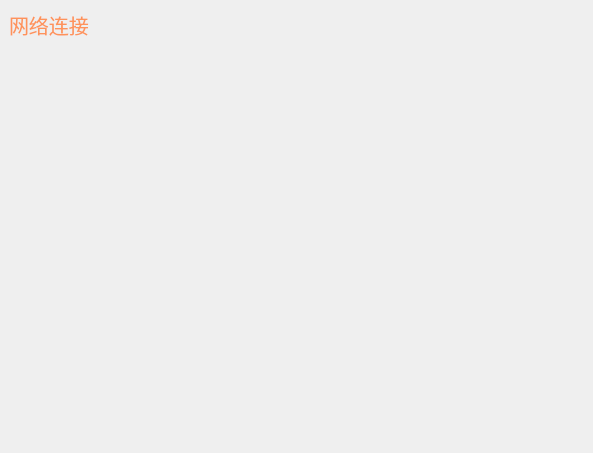
This is page_net.ui in CodePupil-min/eems as Qt 5 draws it before an edit. The edited form follows.
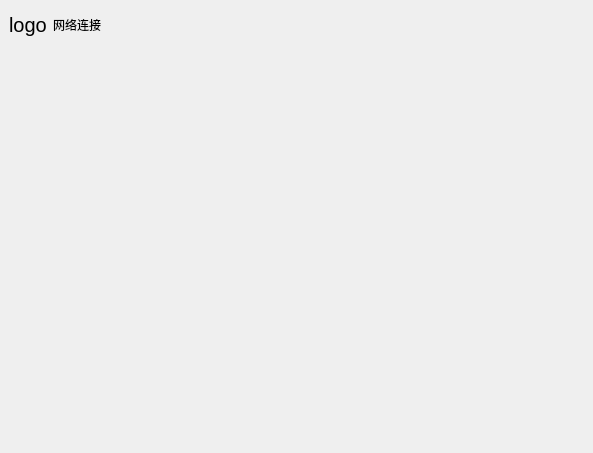
This is the edited form.

```diff
--- a/page_net.ui
+++ b/page_net.ui
@@ -46,12 +46,27 @@
        <height>50</height>
       </size>
      </property>
-     <layout class="QVBoxLayout" name="verticalLayout_2">
+     <layout class="QHBoxLayout" name="horizontalLayout">
+      <item>
+       <widget class="QLabel" name="logo">
+        <property name="sizePolicy">
+         <sizepolicy hsizetype="Fixed" vsizetype="Preferred">
+          <horstretch>0</horstretch>
+          <verstretch>0</verstretch>
+         </sizepolicy>
+        </property>
+        <property name="styleSheet">
+         <string notr="true">font:15pt;</string>
+        </property>
+        <property name="text">
+         <string>logo</string>
+        </property>
+       </widget>
+      </item>
       <item>
        <widget class="QLabel" name="title">
         <property name="styleSheet">
-         <string notr="true">color: #FE935B;
-font: 15pt;
+         <string notr="true">font: 75 16pt &quot;微软雅黑&quot;;
 </string>
         </property>
         <property name="text">
```
